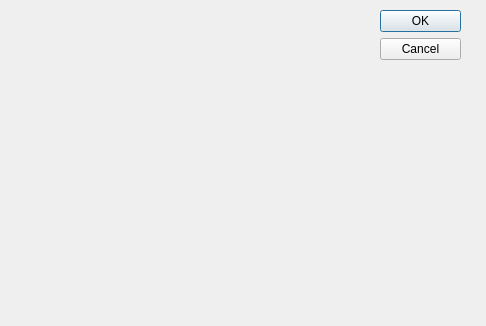
The window that interface.ui (codygula/ImageViewer) describes before a commit, drawn with Qt 5.
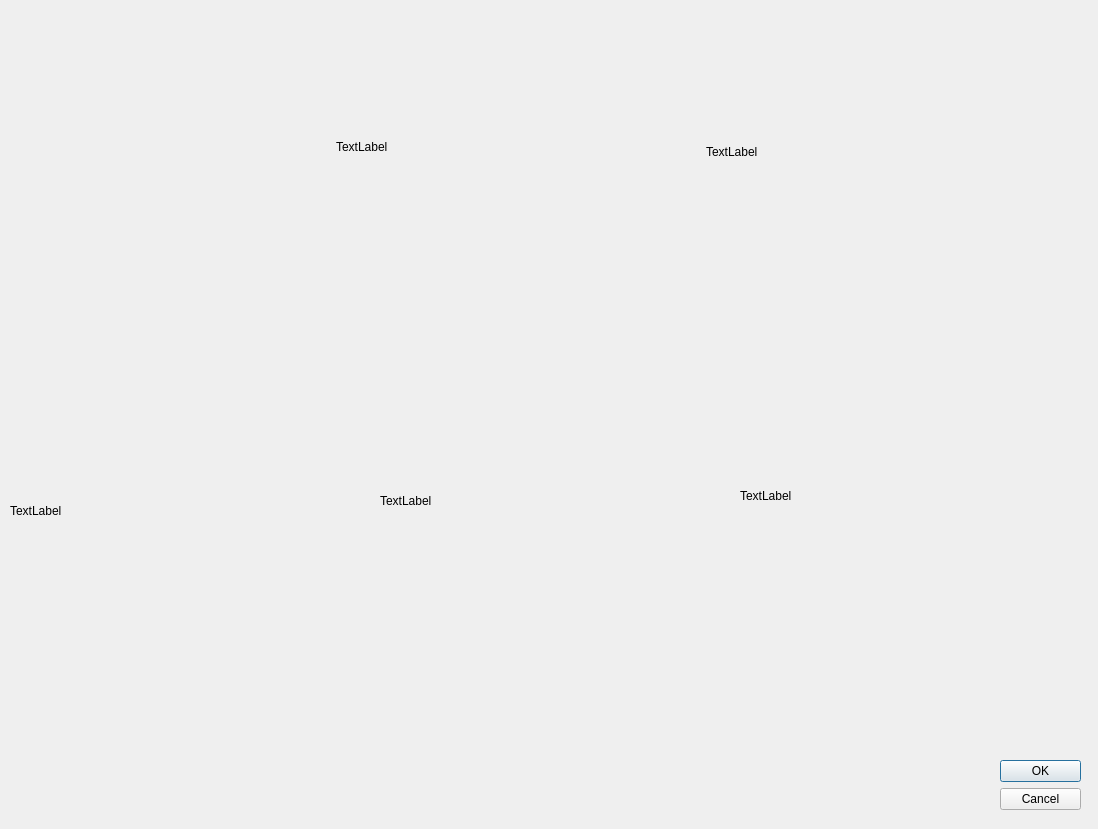
The same window after the commit.

Commit message: it kind of works now, but has a way to go

Diff of the .ui file:
```diff
--- a/interface.ui
+++ b/interface.ui
@@ -6,8 +6,8 @@
    <rect>
     <x>0</x>
     <y>0</y>
-    <width>486</width>
-    <height>326</height>
+    <width>1098</width>
+    <height>829</height>
    </rect>
   </property>
   <property name="windowTitle">
@@ -16,10 +16,10 @@
   <widget class="QDialogButtonBox" name="buttonBox">
    <property name="geometry">
     <rect>
-     <x>380</x>
-     <y>10</y>
+     <x>1000</x>
+     <y>760</y>
      <width>81</width>
-     <height>241</height>
+     <height>61</height>
     </rect>
    </property>
    <property name="orientation">
@@ -54,6 +54,71 @@
     <string/>
    </property>
   </widget>
+  <widget class="QLabel" name="Photo2">
+   <property name="geometry">
+    <rect>
+     <x>336</x>
+     <y>6</y>
+     <width>341</width>
+     <height>281</height>
+    </rect>
+   </property>
+   <property name="text">
+    <string>TextLabel</string>
+   </property>
+  </widget>
+  <widget class="QLabel" name="Photo3">
+   <property name="geometry">
+    <rect>
+     <x>706</x>
+     <y>6</y>
+     <width>381</width>
+     <height>291</height>
+    </rect>
+   </property>
+   <property name="text">
+    <string>TextLabel</string>
+   </property>
+  </widget>
+  <widget class="QLabel" name="Photo4">
+   <property name="geometry">
+    <rect>
+     <x>10</x>
+     <y>380</y>
+     <width>341</width>
+     <height>261</height>
+    </rect>
+   </property>
+   <property name="text">
+    <string>TextLabel</string>
+   </property>
+  </widget>
+  <widget class="QLabel" name="Photo5">
+   <property name="geometry">
+    <rect>
+     <x>380</x>
+     <y>350</y>
+     <width>281</width>
+     <height>301</height>
+    </rect>
+   </property>
+   <property name="text">
+    <string>TextLabel</string>
+   </property>
+  </widget>
+  <widget class="QLabel" name="Photo6">
+   <property name="geometry">
+    <rect>
+     <x>740</x>
+     <y>350</y>
+     <width>321</width>
+     <height>291</height>
+    </rect>
+   </property>
+   <property name="text">
+    <string>TextLabel</string>
+   </property>
+  </widget>
  </widget>
  <resources/>
  <connections>
```
The commit also changes 1 other file.
